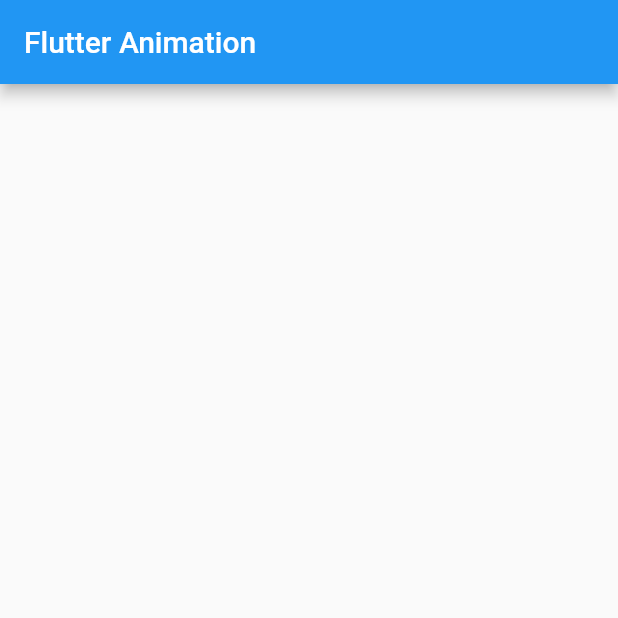
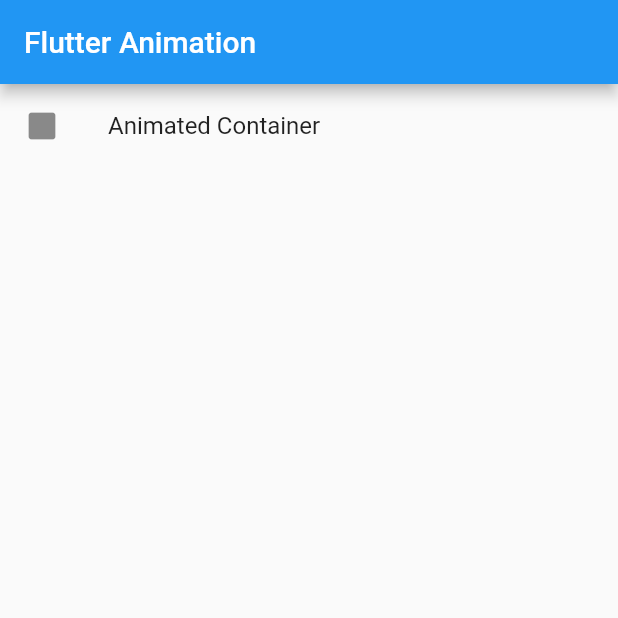
Before and after one commit to ima0112/flutter_animated, a Flutter app: the screen it shows after launch, on a phone screen of 412 x 824 dp, the top half of it. Run offline on Flutter 3.47's test engine with Material 2 defaults, Android fonts, the phone set to English and light mode, and no system bars; our stand-ins replace go_router; generated files the repository leaves out were written again.

Commit message:
Implementando el container animado

```diff
--- a/lib/src/pages/home_page.dart
+++ b/lib/src/pages/home_page.dart
@@ -1,4 +1,6 @@
 import 'package:flutter/material.dart';
+import 'package:flutter_animation/src/router/router.dart';
+import 'package:go_router/go_router.dart';
 
 class HomePage extends StatelessWidget {
   const HomePage({super.key});
@@ -10,7 +12,15 @@ class HomePage extends StatelessWidget {
         title: const Text('Flutter Animation'),
       ),
       body: ListView(
-        children: [],
+        children: [
+          ListTile(
+            leading: const Icon(Icons.square_rounded),
+            title: const Text('Animated Container'),
+            onTap: () {
+              context.goNamed(MyRoutes.sample1.name);
+            },
+          )
+        ],
       ),
     );
   }
--- a/lib/src/router/router.dart
+++ b/lib/src/router/router.dart
@@ -1,9 +1,10 @@
 import 'package:flutter/material.dart';
+import 'package:flutter_animation/src/pages/animated_container/animated_container.dart';
 import 'package:go_router/go_router.dart';
 
 import 'package:flutter_animation/src/pages/home_page.dart';
 
-enum MyRoutes { home }
+enum MyRoutes { home, sample1 }
 
 class AppRoute {
   static GoRouter get routes => _routes;
@@ -16,6 +17,7 @@ class AppRoute {
   static final _shellNavigatorKey = GlobalKey<NavigatorState>();
 
   static const String _home = '/home';
+  static const String _sample1 = 'sample1';
 
   static final _routes = GoRouter(
     navigatorKey: _rootNavigatorKey,
@@ -28,6 +30,13 @@ class AppRoute {
         path: _home,
         name: MyRoutes.home.name,
         builder: (context, state) => const HomePage(),
+        routes: [
+          GoRoute(
+            path: _sample1,
+            name: MyRoutes.sample1.name,
+            builder: (context, state) => const AnimatedContainerPage(),
+          ),
+        ],
       ),
     ],
   );
```
Also changed, not shown: lib/src/pages/animated_container/animated_container.dart (added, +82 -0 lines).
